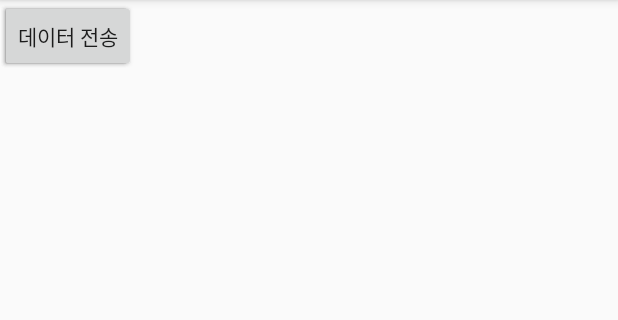
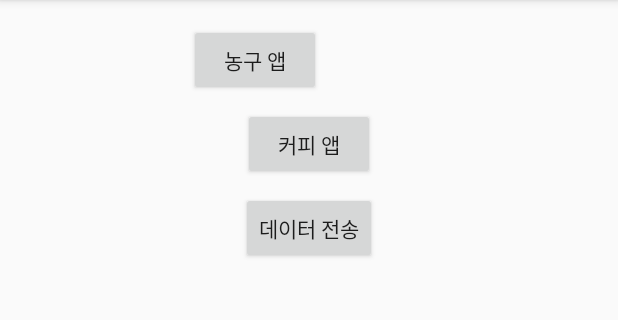
Before and after one commit to chungmyung/Android1st, an Android app: the screen it shows after launch (ActivityMoveActivity), on a phone screen of 412 x 824 dp, the part 84-404 px from its top. Run offline under Robolectric (Android 15) with nearby library versions, the phone set to English and light mode, and no system bars.

Commit message:
data 전송  button 작동 구현

```diff
--- a/app/src/main/AndroidManifest.xml
+++ b/app/src/main/AndroidManifest.xml
@@ -35,13 +35,13 @@
             </intent-filter>
         </activity>
         <activity android:name=".ActivityMoveActivity">
-                  <intent-filter>
+            <intent-filter>
                 <action android:name="android.intent.action.MAIN" />
 
                 <category android:name="android.intent.category.LAUNCHER" />
             </intent-filter>
-
         </activity>
+        <activity android:name=".TargetActivity"></activity>
     </application>
 
 </manifest>
--- a/app/src/main/java/com/chungmyung/myapplication/ActivityMoveActivity.java
+++ b/app/src/main/java/com/chungmyung/myapplication/ActivityMoveActivity.java
@@ -21,7 +21,7 @@ public class ActivityMoveActivity extends AppCompatActivity {
         Button button = (Button)findViewById(R.id.coffee_button);
         button.setOnClickListener(Listener);
 
-        findViewById(R.id.coffee_button).setOnClickListener(new View.OnClickListener() {
+        findViewById(R.id.basketball_button).setOnClickListener(new View.OnClickListener() {
             @Override
             public void onClick(View v) {
                 Intent intent = new Intent(ActivityMoveActivity.this,BasketballActivity.class);
@@ -29,14 +29,25 @@ public class ActivityMoveActivity extends AppCompatActivity {
             }
         });
 
-       Toast.makeText(this,"" ,Toast.LENGTH_SHORT);
+       //데이터 전송.
+
+        findViewById(R.id.send_date_button).setOnClickListener(new View.OnClickListener() {
+            @Override
+            public void onClick(View v) {
+                String message = "김정수 훌륭한 개발자가 되세요";
+                Intent intent = new Intent(ActivityMoveActivity.this,TargetActivity.class);
+                intent.putExtra("data",message);
+                startActivity(intent);
+            }
+        });
     }
-
 
     class MyclickListner implements View.OnClickListener {
         @Override
         public void onClick(View v) {
             Toast.makeText(ActivityMoveActivity.this, "잘되나", Toast.LENGTH_SHORT);
         }
+
+
     }
 }
--- a/app/src/main/res/layout/activity_move.xml
+++ b/app/src/main/res/layout/activity_move.xml
@@ -12,8 +12,12 @@
         android:layout_height="wrap_content"
         android:text="커피 앱"
         android:gravity="center"
-        tools:layout_editor_absoluteY="27dp"
-        tools:layout_editor_absoluteX="117dp" />
+        android:layout_marginTop="8dp"
+        app:layout_constraintTop_toBottomOf="@+id/basketball_button"
+        android:layout_marginLeft="8dp"
+        app:layout_constraintLeft_toLeftOf="parent"
+        android:layout_marginRight="8dp"
+        app:layout_constraintRight_toRightOf="parent" />
 
     <Button
         android:id="@+id/basketball_button"
@@ -21,18 +25,23 @@
         android:layout_height="wrap_content"
         android:text="농구 앱"
         android:gravity="center"
-
-
-        tools:layout_editor_absoluteY="127dp"
-        tools:layout_editor_absoluteX="126dp" />
+        android:layout_marginTop="16dp"
+        android:layout_marginLeft="126dp"
+        app:layout_constraintLeft_toLeftOf="parent"
+        app:layout_constraintTop_toTopOf="parent"
+ />
 
     <Button
-        android:id="@+id/sendDate"
+        android:id="@+id/send_date_button"
         android:layout_width="wrap_content"
         android:layout_height="wrap_content"
         android:text="데이터 전송"
-        tools:layout_editor_absoluteX="126dp"
-        tools:layout_editor_absoluteY="241dp" />
+        android:layout_marginTop="8dp"
+        app:layout_constraintTop_toBottomOf="@+id/coffee_button"
+        android:layout_marginLeft="8dp"
+        app:layout_constraintLeft_toLeftOf="parent"
+        android:layout_marginRight="8dp"
+        app:layout_constraintRight_toRightOf="parent" />
 
 
 </android.support.constraint.ConstraintLayout>
```
Also changed, not shown: app/src/main/java/com/chungmyung/myapplication/TargetActivity.java (added, +29 -0 lines), app/src/main/res/layout/activity_target.xml (added, +19 -0 lines).
